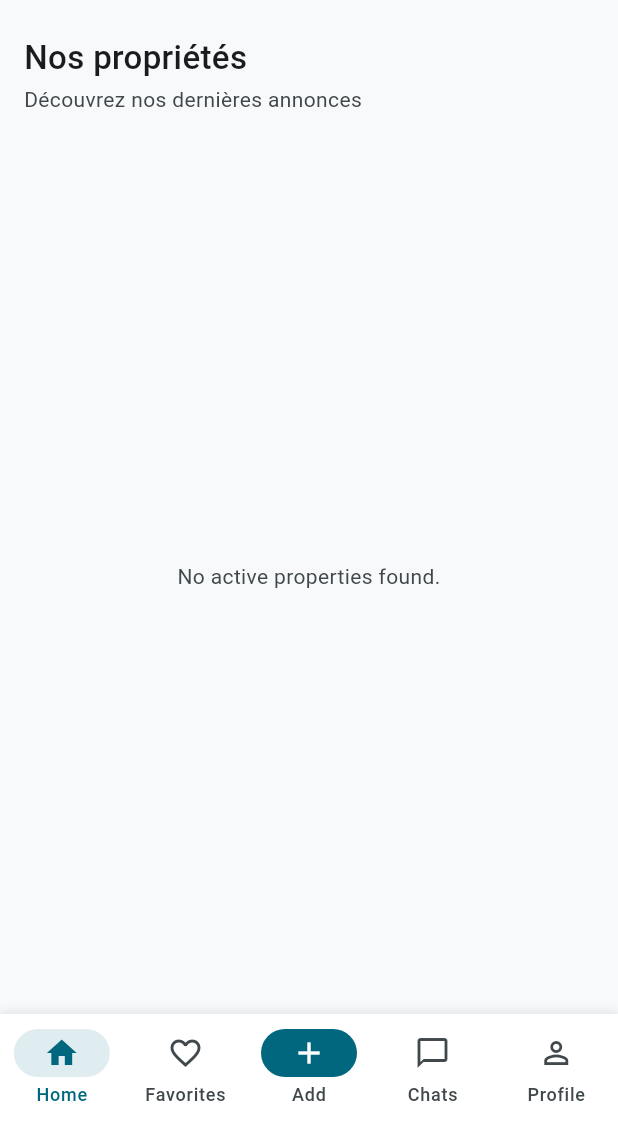
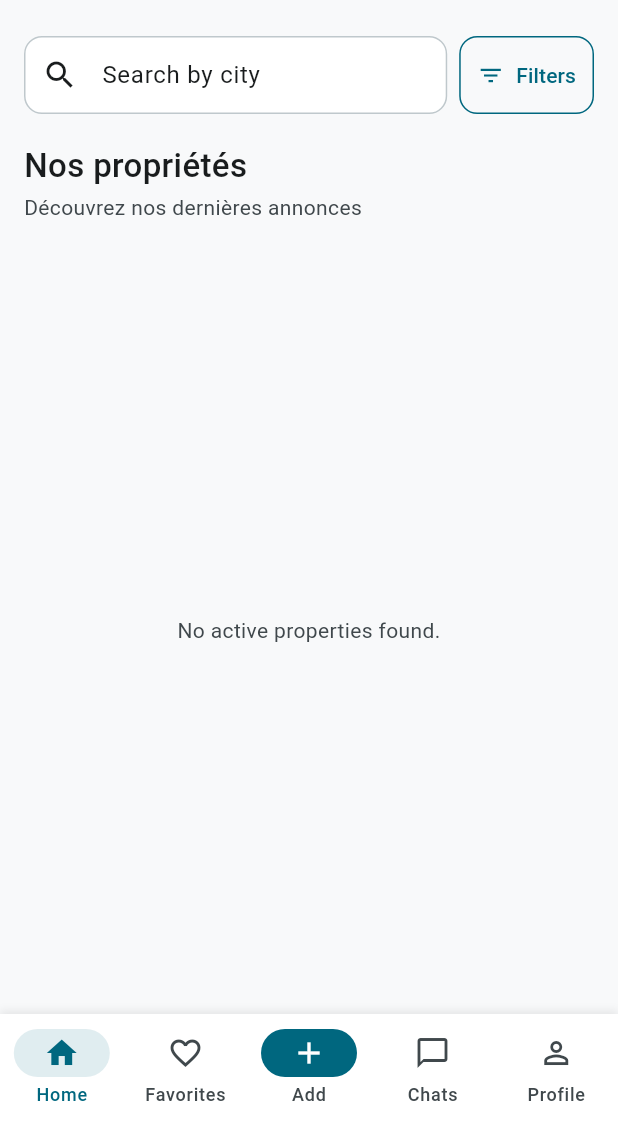
Before and after one commit to zidi-abderrahmen/dwellio, a Flutter app: the screen it shows after launch, on a phone screen of 412 x 824 dp, the part 114-1236 px from its top. Run offline on Flutter 3.47's test engine with Material 3 defaults, Android fonts, the phone set to English and light mode, and no system bars; our stand-ins replace flutter_riverpod, go_router, image_picker, supabase_flutter; accounts and stored records are empty.

Commit message:
feat: (Flutter) Implement property search filters and update property service

```diff
--- a/apps/flutter_app/immobilier/lib/main.dart
+++ b/apps/flutter_app/immobilier/lib/main.dart
@@ -1,3 +1,5 @@
+import 'dart:async';
+
 import 'package:flutter/material.dart';
 import 'package:flutter/services.dart';
 import 'package:flutter_riverpod/flutter_riverpod.dart';
@@ -8,6 +10,7 @@ import 'core/router.dart';
 import 'core/supabase_config.dart';
 import 'core/theme.dart';
 import 'providers/auth_providers.dart';
+import 'screens/property/property_filter_sheet.dart';
 import 'widgets/property_card.dart';
 import 'models/property_models.dart' as property_models;
 import 'services/property_service.dart';
@@ -24,11 +27,7 @@ Future<void> main() async {
     anonKey: SupabaseConfig.anonKey,
   );
 
-  runApp(
-    const ProviderScope(
-      child: ImmobilierApp(),
-    ),
-  );
+  runApp(const ProviderScope(child: ImmobilierApp()));
 }
 
 // --------------------------------------------------
@@ -104,8 +103,15 @@ class HomeScreen extends ConsumerStatefulWidget {
 
 class _HomeScreenState extends ConsumerState<HomeScreen> {
   final Set<String> _favorites = <String>{};
+  final TextEditingController _citySearchController = TextEditingController();
+  final PropertyService _propertyService = PropertyService();
 
   List<property_models.PropertySearchResult> _properties = [];
+
+  property_models.PropertyFilters _filters =
+      const property_models.PropertyFilters();
+  Timer? _searchDebounce;
+  int _latestRequestId = 0;
 
   bool _loading = true;
 
@@ -126,27 +132,90 @@ class _HomeScreenState extends ConsumerState<HomeScreen> {
     });
   }
 
+  @override
+  void dispose() {
+    _searchDebounce?.cancel();
+    _citySearchController.dispose();
+    super.dispose();
+  }
+
+  void _onCitySearchChanged(String value) {
+    _searchDebounce?.cancel();
+    _latestRequestId++;
+
+    final city = value.trim();
+    final filters = _filters.copyWithCity(city.isEmpty ? null : city);
+    setState(() {
+      _filters = filters;
+    });
+
+    _searchDebounce = Timer(const Duration(milliseconds: 400), () {
+      if (!mounted) return;
+
+      _citySearchController.value = TextEditingValue(
+        text: city,
+        selection: TextSelection.collapsed(offset: city.length),
+      );
+      _loadProperties(filters: filters);
+    });
+  }
+
+  Future<void> _openFilters() async {
+    final initialFilters = _filters;
+    final filters = await showModalBottomSheet<property_models.PropertyFilters>(
+      context: context,
+      isScrollControlled: true,
+      useSafeArea: true,
+      backgroundColor: AppColors.background,
+      builder: (context) => PropertyFilterSheet(initialFilters: initialFilters),
+    );
+
+    if (!mounted || filters == null) return;
+
+    _searchDebounce?.cancel();
+    final city = filters.city?.trim();
+    _citySearchController.value = TextEditingValue(
+      text: city ?? '',
+      selection: TextSelection.collapsed(offset: city?.length ?? 0),
+    );
+    setState(() {
+      _filters = filters;
+    });
+    _loadProperties(filters: filters);
+  }
+
+  void _resetFilters() {
+    _searchDebounce?.cancel();
+    _citySearchController.clear();
+    const filters = property_models.PropertyFilters();
+    setState(() {
+      _filters = filters;
+    });
+    _loadProperties(filters: filters);
+  }
+
   // -----------------------------------------------
   // Load properties from Supabase
   // -----------------------------------------------
 
   Future<void> _loadProperties({
-    bool isRefresh = false,
+    property_models.PropertyFilters? filters,
   }) async {
     if (!mounted) return;
 
+    final requestId = ++_latestRequestId;
+
     setState(() {
-      if (!isRefresh) {
       _loading = true;
-      }
-
       _loadError = null;
     });
 
     try {
-      final result = await getProperties();
+      final result = await _propertyService.getFilteredProperties(
+        filters ?? _filters,
+      );
 
-      if (!mounted) return;
+      if (!mounted || requestId != _latestRequestId) return;
 
       setState(() {
         _properties = result;
@@ -154,14 +223,13 @@ class _HomeScreenState extends ConsumerState<HomeScreen> {
     } catch (error) {
       debugPrint('Failed to load properties: $error');
 
-      if (!mounted) return;
+      if (!mounted || requestId != _latestRequestId) return;
 
       setState(() {
-        _loadError =
-            'Unable to load properties. Please try again.';
+        _loadError = 'Unable to load properties. Please try again.';
       });
     } finally {
-      if (mounted) {
+      if (mounted && requestId == _latestRequestId) {
         setState(() {
           _loading = false;
         });
@@ -173,20 +241,14 @@ class _HomeScreenState extends ConsumerState<HomeScreen> {
   // Convert Supabase Property to PropertyCard data
   // -----------------------------------------------
 
-  HomeProperty _toHomeProperty(
-    property_models.PropertySearchResult item,
-  ) {
+  HomeProperty _toHomeProperty(property_models.PropertySearchResult item) {
     return HomeProperty(
       id: item.id,
       title: item.title,
 
-      listingType: ListingType.values.byName(
-        item.listingType,
-      ),
+      listingType: ListingType.values.byName(item.listingType),
 
-      propertyType: PropertyType.values.byName(
-        item.propertyType,
-      ),
+      propertyType: PropertyType.values.byName(item.propertyType),
 
       price: item.price.toDouble(),
       surfaceM2: item.surfaceM2?.toInt(),
@@ -210,9 +272,7 @@ class _HomeScreenState extends ConsumerState<HomeScreen> {
   void _toggleFavorite(String id) {
     // Guests must sign in before they can favorite a property.
     if (ref.read(sessionProvider) == null) {
-      context.push(
-        AppRoutes.loginLocation(from: AppRoutes.home),
-      );
+      context.push(AppRoutes.loginLocation(from: AppRoutes.home));
       return;
     }
 
@@ -229,10 +289,7 @@ class _HomeScreenState extends ConsumerState<HomeScreen> {
   // Render Property
   // -----------------------------------------------
 
-  Widget _buildProperty(
-    BuildContext context,
-    int index,
-  ) {
+  Widget _buildProperty(BuildContext context, int index) {
     final item = _properties[index];
 
     final cardProperty = _toHomeProperty(item);
@@ -247,17 +304,13 @@ class _HomeScreenState extends ConsumerState<HomeScreen> {
           property: cardProperty,
           variant: PropertyCardVariant.standard,
           currencyLabel: 'DT',
-          period: item.listingType == 'rent'
-              ? '/ mois'
-              : null,
+          period: item.listingType == 'rent' ? '/ mois' : null,
           favorite: _favorites.contains(item.id),
           onFavoritePress: () {
             _toggleFavorite(item.id);
           },
           onPress: () {
-            context.push(
-              AppRoutes.propertyDetailsLocation(item.id),
-            );
+            context.push(AppRoutes.propertyDetailsLocation(item.id));
           },
         ),
       ),
@@ -273,9 +326,7 @@ class _HomeScreenState extends ConsumerState<HomeScreen> {
       return Column(
         mainAxisSize: MainAxisSize.min,
         children: [
-          const CircularProgressIndicator(
-            color: AppColors.primary,
-          ),
+          const CircularProgressIndicator(color: AppColors.primary),
           const SizedBox(height: 12),
           const Text(
             'Loading properties...',
@@ -315,9 +366,7 @@ class _HomeScreenState extends ConsumerState<HomeScreen> {
               style: ElevatedButton.styleFrom(
                 backgroundColor: AppColors.primary,
                 foregroundColor: AppColors.onPrimary,
-                padding: const EdgeInsets.symmetric(
-                  horizontal: 16,
-                ),
+                padding: const EdgeInsets.symmetric(horizontal: 16),
                 shape: RoundedRectangleBorder(
                   borderRadius: BorderRadius.circular(12),
                 ),
@@ -337,14 +386,28 @@ class _HomeScreenState extends ConsumerState<HomeScreen> {
       );
     }
 
-    return const Text(
-      'No active properties found.',
+    return Column(
+      mainAxisSize: MainAxisSize.min,
+      children: [
+        Text(
+          _filters.hasActiveFilters
+              ? 'No properties match your search or filters.'
+              : 'No active properties found.',
           textAlign: TextAlign.center,
-      style: TextStyle(
+          style: const TextStyle(
             fontFamily: AppFontConfig.fontFamily,
             fontSize: 14,
             color: AppColors.secondary,
           ),
+        ),
+        if (_filters.hasActiveFilters) ...[
+          const SizedBox(height: 12),
+          OutlinedButton(
+            onPressed: _resetFilters,
+            child: const Text('Reset filters'),
+          ),
+        ],
+      ],
     );
   }
 
@@ -375,27 +438,20 @@ class _HomeScreenState extends ConsumerState<HomeScreen> {
               // --------------------------------
 
               Padding(
-                padding: const EdgeInsets.fromLTRB(
-                  16,
-                  16,
-                  16,
-                  24,
-                ),
+                padding: const EdgeInsets.fromLTRB(16, 16, 16, 24),
                 child: Row(
                   crossAxisAlignment: CrossAxisAlignment.center,
                   children: [
                     Expanded(
                       child: Column(
-                        crossAxisAlignment:
-                            CrossAxisAlignment.start,
+                        crossAxisAlignment: CrossAxisAlignment.start,
                         children: [
                           const Padding(
                             padding: EdgeInsets.only(bottom: 4),
                             child: Text(
                               'Find your next home',
                               style: TextStyle(
-                                fontFamily:
-                                    AppFontConfig.fontFamily,
+                                fontFamily: AppFontConfig.fontFamily,
                                 fontSize: 14,
                                 fontWeight: FontWeight.w400,
                                 height: 20 / 14,
@@ -405,12 +461,8 @@ class _HomeScreenState extends ConsumerState<HomeScreen> {
                           ),
                           Text(
                             'Immobilier',
-                            style: Theme.of(context)
-                                .textTheme
-                                .headlineMedium
-                                ?.copyWith(
-                                  color: AppColors.primary,
-                                ),
+                            style: Theme.of(context).textTheme.headlineMedium
+                                ?.copyWith(color: AppColors.primary),
                           ),
                         ],
                       ),
@@ -426,9 +478,7 @@ class _HomeScreenState extends ConsumerState<HomeScreen> {
                         borderRadius: BorderRadius.circular(999),
                       ),
                       child: Text(
-                        _loading
-                            ? '...'
-                            : '${_properties.length} biens',
+                        _loading ? '...' : '${_properties.length} biens',
                         style: const TextStyle(
                           fontFamily: AppFontConfig.fontFamily,
                           fontSize: 13,
@@ -441,20 +491,75 @@ class _HomeScreenState extends ConsumerState<HomeScreen> {
                 ),
               ),
 
+              Padding(
+                padding: const EdgeInsets.fromLTRB(16, 0, 16, 20),
+                child: Row(
+                  children: [
+                    Expanded(
+                      child: TextField(
+                        controller: _citySearchController,
+                        onChanged: _onCitySearchChanged,
+                        textInputAction: TextInputAction.search,
+                        decoration: InputDecoration(
+                          hintText: 'Search by city',
+                          prefixIcon: const Icon(Icons.search),
+                          filled: true,
+                          fillColor: AppColors.surface,
+                          contentPadding: const EdgeInsets.symmetric(
+                            vertical: 14,
+                          ),
+                          border: OutlineInputBorder(
+                            borderRadius: BorderRadius.circular(12),
+                            borderSide: const BorderSide(
+                              color: AppColors.outline,
+                            ),
+                          ),
+                          enabledBorder: OutlineInputBorder(
+                            borderRadius: BorderRadius.circular(12),
+                            borderSide: const BorderSide(
+                              color: AppColors.outline,
+                            ),
+                          ),
+                          focusedBorder: OutlineInputBorder(
+                            borderRadius: BorderRadius.circular(12),
+                            borderSide: const BorderSide(
+                              color: AppColors.primary,
+                            ),
+                          ),
+                        ),
+                      ),
+                    ),
+                    const SizedBox(width: 8),
+                    OutlinedButton.icon(
+                      onPressed: _openFilters,
+                      icon: const Icon(Icons.filter_list),
+                      label: const Text('Filters'),
+                      style: OutlinedButton.styleFrom(
+                        foregroundColor: AppColors.primary,
+                        side: const BorderSide(color: AppColors.primary),
+                        padding: const EdgeInsets.symmetric(
+                          horizontal: 12,
+                          vertical: 16,
+                        ),
+                        shape: RoundedRectangleBorder(
+                          borderRadius: BorderRadius.circular(12),
+                        ),
+                      ),
+                    ),
+                  ],
+                ),
+              ),
+
               // --------------------------------
               // Section Header
               // --------------------------------
-
               Padding(
-                padding: const EdgeInsets.symmetric(
-                  horizontal: 16,
-                ),
+                padding: const EdgeInsets.symmetric(horizontal: 16),
                 child: Container(
                   margin: const EdgeInsets.only(bottom: 16),
                   width: double.infinity,
                   child: Column(
-                    crossAxisAlignment:
-                        CrossAxisAlignment.start,
+                    crossAxisAlignment: CrossAxisAlignment.start,
                     children: [
                       const Padding(
                         padding: EdgeInsets.only(bottom: 4),
@@ -489,26 +594,23 @@ class _HomeScreenState extends ConsumerState<HomeScreen> {
               // --------------------------------
               // Supabase Properties List
               // --------------------------------
-
               Expanded(
                 child: RefreshIndicator(
                   onRefresh: () {
-                    return _loadProperties(isRefresh: true);
+                    return _loadProperties();
                   },
                   color: AppColors.primary,
                   child: LayoutBuilder(
                     builder: (context, constraints) {
                       return ListView.builder(
-                        itemCount: _properties.isEmpty
+                        itemCount:
+                            _loading ||
+                                _loadError != null ||
+                                _properties.isEmpty
                             ? 1
                             : _properties.length,
 
-                        padding: const EdgeInsets.fromLTRB(
-                          16,
-                          0,
-                          16,
-                          32,
-                        ),
+                        padding: const EdgeInsets.fromLTRB(16, 0, 16, 32),
 
                         physics: const BouncingScrollPhysics(
                           parent: AlwaysScrollableScrollPhysics(),
@@ -516,13 +618,14 @@ class _HomeScreenState extends ConsumerState<HomeScreen> {
 
                         itemBuilder: (context, index) {
                           // Empty / Loading / Error content
-                          if (_properties.isEmpty) {
+                          if (_loading ||
+                              _loadError != null ||
+                              _properties.isEmpty) {
                             return SizedBox(
                               height: constraints.maxHeight,
                               child: Center(
                                 child: Padding(
-                                  padding:
-                                      const EdgeInsets.symmetric(
+                                  padding: const EdgeInsets.symmetric(
                                     horizontal: 16,
                                     vertical: 32,
                                   ),
--- a/apps/flutter_app/immobilier/lib/models/property.dart
+++ b/apps/flutter_app/immobilier/lib/models/property.dart
@@ -23,6 +23,39 @@ enum PropertyStatus {
   hidden;
 
   String get value => name;
+}
+
+class PropertyFilters {
+  const PropertyFilters({
+    this.city,
+    this.minPrice,
+    this.maxPrice,
+    this.propertyType,
+    this.listingType,
+  });
+
+  final String? city;
+  final double? minPrice;
+  final double? maxPrice;
+  final PropertyType? propertyType;
+  final ListingType? listingType;
+
+  bool get hasActiveFilters =>
+      city?.trim().isNotEmpty == true ||
+      minPrice != null ||
+      maxPrice != null ||
+      propertyType != null ||
+      listingType != null;
+
+  PropertyFilters copyWithCity(String? city) {
+    return PropertyFilters(
+      city: city,
+      minPrice: minPrice,
+      maxPrice: maxPrice,
+      propertyType: propertyType,
+      listingType: listingType,
+    );
+  }
 }
 
 /// --------------------------------------------------
--- a/apps/flutter_app/immobilier/lib/screens/property/property_details_screen.dart
+++ b/apps/flutter_app/immobilier/lib/screens/property/property_details_screen.dart
@@ -64,6 +64,8 @@ class PropertyDetailsScreen extends StatefulWidget {
 }
 
 class _PropertyDetailsScreenState extends State<PropertyDetailsScreen> {
+  final PropertyService _propertyService = PropertyService();
+
   PropertyWithRelations? _property;
 
   bool _loading = true;
@@ -118,7 +120,7 @@ class _PropertyDetailsScreenState extends State<PropertyDetailsScreen> {
     });
 
     try {
-      final result = await getPropertyById(widget.propertyId);
+      final result = await _propertyService.getPropertyById(widget.propertyId);
 
       if (!mounted) return;
 
--- a/apps/flutter_app/immobilier/lib/services/property_service.dart
+++ b/apps/flutter_app/immobilier/lib/services/property_service.dart
@@ -1,8 +1,6 @@
 import 'package:supabase_flutter/supabase_flutter.dart';
 
 import '../models/property_models.dart';
-
-final SupabaseClient _supabase = Supabase.instance.client;
 
 /// Sorts property images by their position.
 List<T> _sortPropertyImages<T>(
@@ -14,20 +12,23 @@ List<T> _sortPropertyImages<T>(
   }
 
   final sortedImages = List<T>.from(images);
-
   sortedImages.sort(
     (first, second) => getPosition(first).compareTo(getPosition(second)),
   );
-
   return sortedImages;
 }
 
-/// --------------------------------------------------
-/// Get Properties
-/// --------------------------------------------------
+class PropertyService {
+  PropertyService([SupabaseClient? client])
+    : _client = client ?? Supabase.instance.client;
 
-Future<List<PropertySearchResult>> getProperties() async {
-  final response = await _supabase
+  final SupabaseClient _client;
+
+  /// Retrieves active properties matching every provided filter.
+  Future<List<PropertySearchResult>> getFilteredProperties(
+    PropertyFilters filters,
+  ) async {
+    var query = _client
         .from('properties')
         .select('''
           id, owner_id, title, description, listing_type, property_type,
@@ -36,15 +37,32 @@ Future<List<PropertySearchResult>> getProperties() async {
           property_images (image_url, position),
           profiles!properties_owner_id_fkey (full_name, phone, avatar_url)
         ''')
-      .eq('status', 'active')
+        .eq('status', 'active');
+
+    final city = filters.city?.trim();
+    if (city != null && city.isNotEmpty) {
+      query = query.ilike('city', '%$city%');
+    }
+    if (filters.minPrice != null) {
+      query = query.gte('price', filters.minPrice!);
+    }
+    if (filters.maxPrice != null) {
+      query = query.lte('price', filters.maxPrice!);
+    }
+    if (filters.propertyType != null) {
+      query = query.eq('property_type', filters.propertyType!.value);
+    }
+    if (filters.listingType != null) {
+      query = query.eq('listing_type', filters.listingType!.value);
+    }
+
+    final response = await query
         .order('created_at', ascending: false)
         .limit(30);
-
     final rows = List<Map<String, dynamic>>.from(response);
 
     return rows.map((propertyJson) {
       final property = PropertySearchResult.fromJson(propertyJson);
-
       final sortedImages = _sortPropertyImages(
         property.propertyImages,
         (image) => image.position,
@@ -74,10 +92,7 @@ Future<List<PropertySearchResult>> getProperties() async {
     }).toList();
   }
 
-/// --------------------------------------------------
-/// Get Property By ID
-/// --------------------------------------------------
-
+  /// Retrieves a property and its relations by ID.
   Future<PropertyWithRelations> getPropertyById(String id) async {
     final propertyId = id.trim();
 
@@ -85,7 +100,7 @@ Future<PropertyWithRelations> getPropertyById(String id) async {
       throw Exception('A valid property ID is required.');
     }
 
-  final response = await _supabase
+    final response = await _client
         .from('properties')
         .select('''
           *,
@@ -100,7 +115,6 @@ Future<PropertyWithRelations> getPropertyById(String id) async {
     }
 
     final property = PropertyWithRelations.fromJson(response);
-
     final sortedImages = _sortPropertyImages(
       property.propertyImages,
       (image) => image.position,
@@ -128,3 +142,4 @@ Future<PropertyWithRelations> getPropertyById(String id) async {
       profiles: property.profiles,
     );
   }
+}
```
Also changed, not shown: apps/flutter_app/immobilier/lib/screens/property/property_filter_sheet.dart (added, +279 -0 lines), 2 other files. Lines whose indentation alone changed are shown as unchanged.
